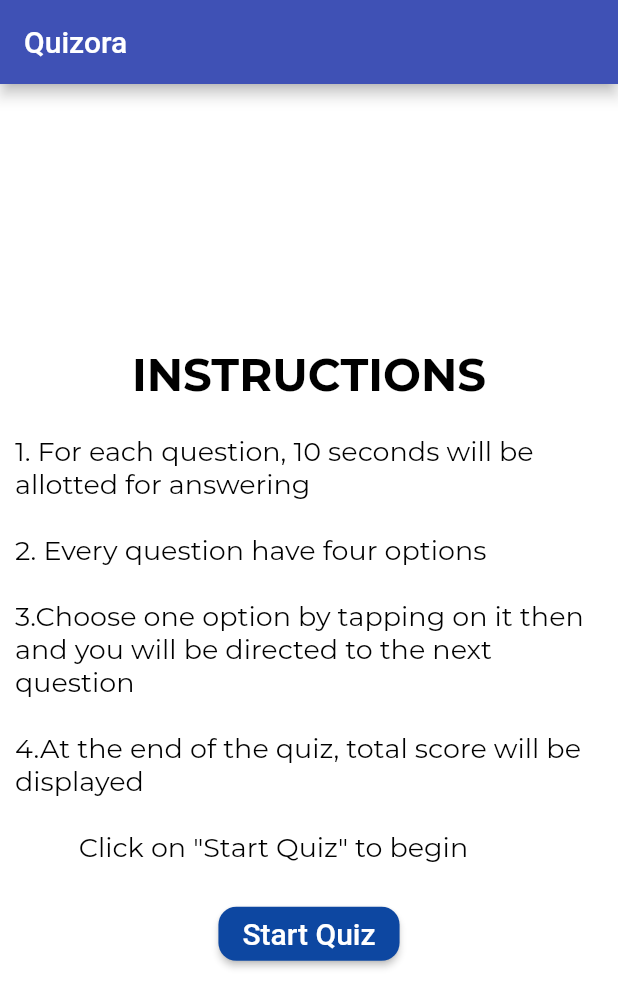
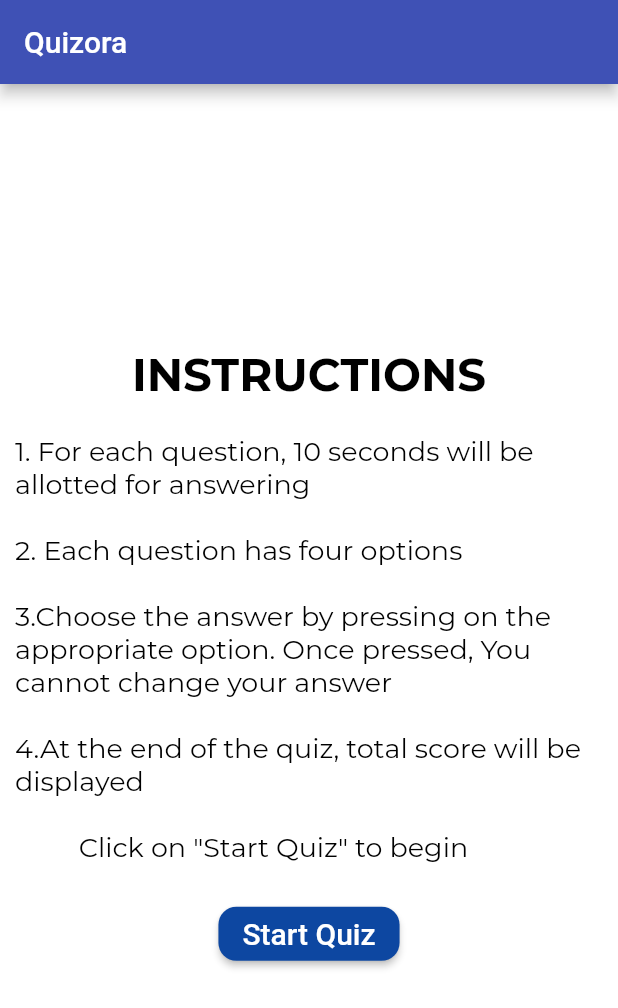
Before and after one commit to arshupt/Quiz-App, a Flutter app: the screen it shows after launch, on a phone screen of 412 x 824 dp. Shown: the top 1008 px of the screen. Run offline on Flutter 3.47's test engine with Material 2 defaults, Android fonts, the phone set to English and light mode, and no system bars.

Commit message:
Instruction changed

```diff
--- a/lib/first.dart
+++ b/lib/first.dart
@@ -39,7 +39,7 @@ class _homepageState extends State<homepage>{
               ),
             ),
             Text('''
-            \n1. For each question, 10 seconds will be allotted for answering\n\n2. Every question have four options\n\n3.Choose one option by tapping on it then and you will be directed to the next question\n\n4.At the end of the quiz, total score will be displayed\n\n\t\t       Click on "Start Quiz" to begin
+            \n1. For each question, 10 seconds will be allotted for answering\n\n2. Each question has four options\n\n3.Choose the answer by pressing on the appropriate option. Once pressed, You cannot change your answer\n\n4.At the end of the quiz, total score will be displayed\n\n\t\t       Click on "Start Quiz" to begin
             ''',
             textAlign: TextAlign.left,
             style: TextStyle(
--- a/lib/quiz.dart
+++ b/lib/quiz.dart
@@ -66,6 +66,7 @@ class _quizpageState extends State<quizpage> {
   Color wrong = Colors.red;
   int marks = 0;
   int i = 0;
+  int j=1;
   int timer = 10;
   String showtimer = "10";
 
@@ -110,6 +111,7 @@ class _quizpageState extends State<quizpage> {
     setState(() {
       if(i<mydata.length-1){
         i++;
+        j=i+1;
       }
       else{
       Navigator.of (context).pushReplacement(MaterialPageRoute(
@@ -212,7 +214,6 @@ class _quizpageState extends State<quizpage> {
                           ),
                     ),
                   ),
-
                 ),
               Expanded(
                 flex: 6,
--- a/lib/result.dart
+++ b/lib/result.dart
@@ -59,11 +59,8 @@ class _resultState extends State<result> {
                fontSize: 50.0,
                fontWeight: FontWeight.bold,
                color: Colors.white,
-
              ),
-
            ),
-
          ),
          /*Text(
            "Points",
```
Lines whose indentation alone changed are shown as unchanged.
